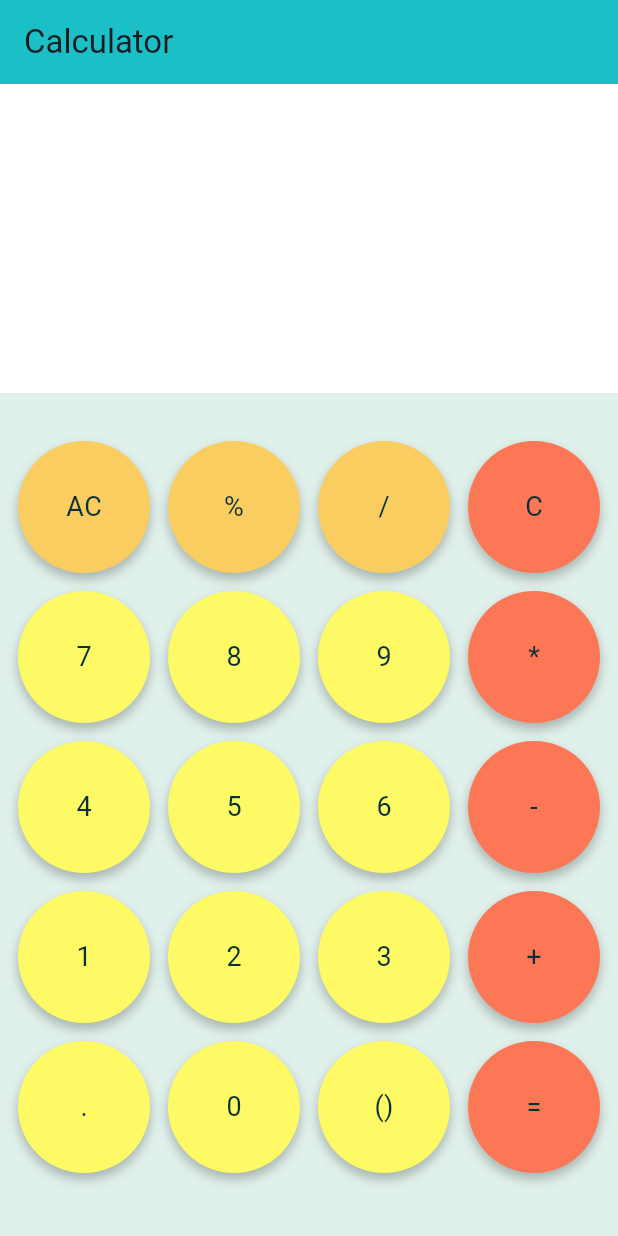
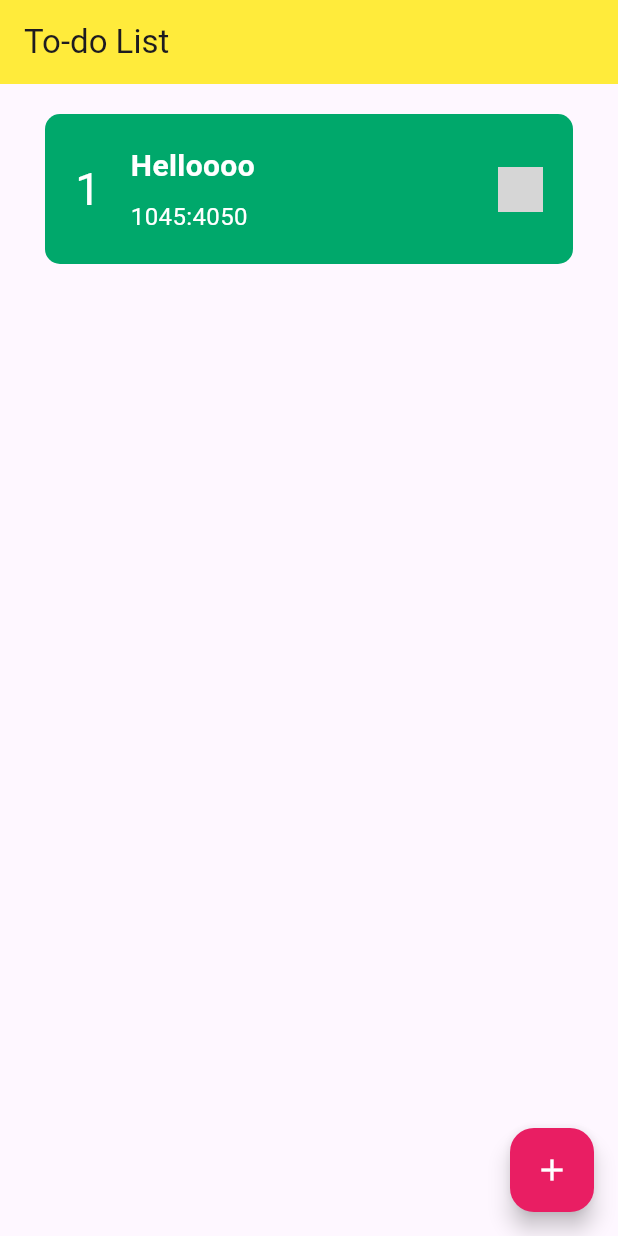
Before and after one commit to golnooshA/simple-projects, a Flutter app: the screen it shows after launch, on a phone screen of 412 x 824 dp. Run offline on Flutter 3.47's test engine with Material 3 defaults, Android fonts, the phone set to English and light mode, and no system bars; our stand-ins replace math_expressions; grey boxes are pictures that could not be loaded.

Commit message:
Todo-list design

```diff
--- /dev/null
+++ b/lib/component/todo_card.dart
@@ -0,0 +1,86 @@
+import 'package:flutter/material.dart';
+
+class TodoCard extends StatelessWidget {
+  final int cardNumber;
+  final String title;
+  final String timestamp;
+  final Color cardColor;
+
+  final String checkImage;
+  final VoidCallback onTap;
+
+  const TodoCard({
+    Key? key,
+    required this.cardNumber,
+    required this.title,
+    required this.timestamp,
+    required this.onTap,
+    required this.checkImage, required this.cardColor,
+  }) : super(key: key);
+
+  @override
+  Widget build(BuildContext context) {
+    return GestureDetector(
+      onTap: onTap,
+      child: Container(
+        width: MediaQuery.of(context).size.width,
+        height: 100,
+        margin: EdgeInsets.symmetric(horizontal: 30, vertical: 20),
+        padding: EdgeInsets.symmetric(horizontal: 20, vertical: 20),
+        decoration: BoxDecoration(
+          color: cardColor,
+          borderRadius: BorderRadius.all(Radius.circular(10)),
+        ),
+        child: Row(
+          children: [
+            Container(
+              margin: EdgeInsets.only(right: 20),
+              alignment: Alignment.center,
+              // color: Colors.grey,
+              child: Text(
+                cardNumber.toString(),
+                style: TextStyle(fontFamily: 'Roboto', fontSize: 30,
+                  color: Colors.white),
+              ),
+            ),
+            Expanded(
+              child: Column(
+                mainAxisAlignment: MainAxisAlignment.spaceBetween,
+                crossAxisAlignment: CrossAxisAlignment.start,
+                children: [
+                  Text(
+                    title,
+                    maxLines: 1,
+                    overflow: TextOverflow.clip,
+                    style: const TextStyle(
+                      color: Colors.white,
+                      fontFamily: 'Roboto',
+                      fontSize: 20,
+                      fontWeight: FontWeight.w600,
+                    ),
+                  ),
+                  const SizedBox(height: 4),
+                  Text(
+                    timestamp,
+                    maxLines: 1,
+                    overflow: TextOverflow.clip,
+                    style: const TextStyle(fontFamily: 'Roboto', fontSize: 16, color: Colors.white),
+                  ),
+                ],
+              ),
+            ),
+            GestureDetector(
+              onTap: onTap,
+              child: Image.asset(
+                checkImage, // your image path
+                width: 30,
+                height: 30,
+                fit: BoxFit.contain,
+              ),
+            ),
+          ],
+        ),
+      ),
+    );
+  }
+}
--- a/lib/design/design_color.dart
+++ b/lib/design/design_color.dart
@@ -11,4 +11,11 @@ class DesignColor {
   static const Color containerColor = Color(0xFFFFFFFF);
   static const Color background = Color(0xFFe0f0ea);
 
+
+  static const Color strongOrange = Color(0xFFf56038);
+  static const Color strongBlue = Color(0xFF3a9efd);
+  static const Color strongViolet = Color(0xFF64379f);
+  static const Color green = Color(0xFF00A86B);
+
+
 }
--- a/lib/main.dart
+++ b/lib/main.dart
@@ -1,12 +1,13 @@
+import 'todo_list.dart';
 import 'package:flutter/material.dart';
-
 import 'calculator.dart';
 
 void main() {
   runApp(
     MaterialApp(
+
       debugShowCheckedModeBanner: false,
-      home: const CalculatorView(),
+      home: const TodoListView(),
     ),
   );
 }
--- /dev/null
+++ b/lib/todo_list.dart
@@ -0,0 +1,37 @@
+import 'package:calculator/component/todo_card.dart';
+import 'package:calculator/design/design_color.dart';
+import 'package:flutter/material.dart';
+import 'package:math_expressions/math_expressions.dart';
+import 'component/round_button.dart';
+
+class TodoListView extends StatefulWidget {
+  const TodoListView({super.key});
+
+  @override
+  _TodoListViewState createState() => _TodoListViewState();
+}
+
+class _TodoListViewState extends State<TodoListView> {
+  @override
+  Widget build(BuildContext context) {
+    return Scaffold(
+      floatingActionButton: FloatingActionButton(onPressed: (){}, backgroundColor: Colors.pink,child: Icon(Icons.add, color: Colors.white,)),
+      // backgroundColor: DesignColor.background,
+      appBar: AppBar(
+        title: const Text('To-do List', style: TextStyle(fontFamily: 'Roboto',)),
+        backgroundColor: Colors.yellow,
+      ),
+
+      body: SingleChildScrollView(
+        child: TodoCard(
+          cardColor: DesignColor.green,
+          cardNumber: 1,
+          title: 'Helloooo',
+          timestamp: "1045:4050",
+          checkImage: 'assets/images/nocheck.png',
+          onTap: (){},
+        ),
+      ),
+    );
+  }
+}
```
Also changed, not shown: pubspec.yaml (+9 -66 lines).
